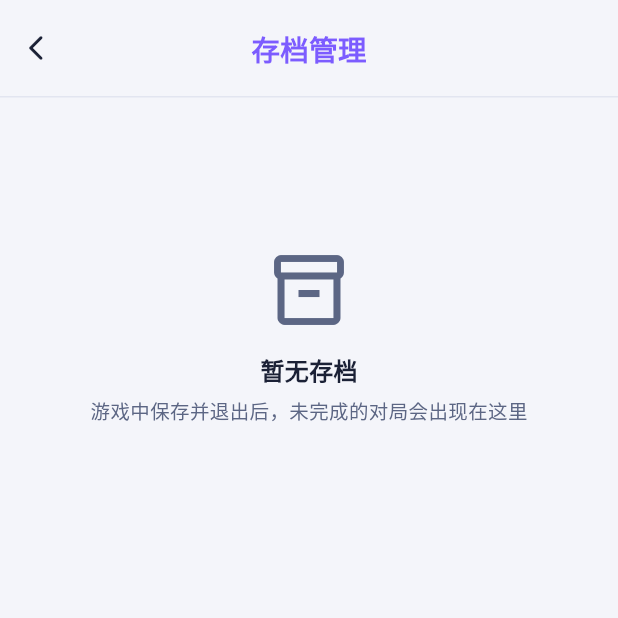
After one commit to merrick-shen/horyx, a Flutter app: the screen it shows after launch, item 2 of the bottom bar chosen, after a tap on "存档管理", on a phone screen of 412 x 824 dp, the top half of it. The commit adds this screen. Run offline on Flutter 3.47's test engine with Material 3 defaults, Android fonts, the phone set to English and light mode, and no system bars; our stand-ins replace shared_preferences; statements that could not run were skipped; project files that could hold a hidden picture were left out.

Commit message:
feat: 新增存档管理页（查看并删除各游戏未完成对局）
- 聚合展示单词PK/五子棋/计分器的未完成存档，含进度摘要与保存时间
- 删除需二次确认，确认后清除对应游戏存档并联动移除游戏页恢复入口
- 更多页设置模块新增存档管理入口，无存档时展示空状态引导

```diff
--- /dev/null
+++ b/lib/pages/archive_page.dart
@@ -0,0 +1,331 @@
+import 'package:flutter/material.dart';
+
+import '../services/gomoku_storage.dart';
+import '../services/scoreboard_storage.dart';
+import '../services/word_pk_storage.dart';
+import '../theme/app_theme.dart';
+import '../widgets/app_top_bar.dart';
+import '../widgets/confirm_dialog.dart';
+
+/// 存档管理页
+/// 聚合展示各游戏的未完成对局存档（列表形式），支持单个删除
+/// 删除前弹确认弹窗，确认后清除对应游戏存档并刷新列表
+class ArchivePage extends StatefulWidget {
+  const ArchivePage({super.key});
+
+  @override
+  State<ArchivePage> createState() => _ArchivePageState();
+}
+
+class _ArchivePageState extends State<ArchivePage> {
+  /// 存档条目列表（按固定游戏顺序展示）
+  List<_ArchiveEntry> _entries = [];
+
+  /// 数据加载完成标记：区分「加载中」与「无存档」两种空列表状态
+  bool _loaded = false;
+
+  @override
+  void initState() {
+    super.initState();
+    _loadArchives();
+  }
+
+  /// 读取三个游戏的未完成存档并组装展示条目
+  /// 单个游戏存档损坏不影响其余展示（各 load 内部已容错返回 null）
+  Future<void> _loadArchives() async {
+    // 本地存储读取极快，顺序读取即可（混合类型不宜用 Future.wait）
+    final wordPk = await WordPkStorage.load();
+    final gomoku = await GomokuStorage.load();
+    final scoreboard = await ScoreboardStorage.load();
+
+    // 摘要文案与各游戏设置页「继续上次对局」卡片保持一致；
+    // clear 绑定对应游戏的存档清除服务，删除时由页面统一调用
+    final entries = <_ArchiveEntry>[
+      if (wordPk != null)
+        _ArchiveEntry(
+          name: '单词PK',
+          icon: Icons.spellcheck_rounded,
+          summary: '${wordPk.playerCount} 人对局 · '
+              '已验证 ${wordPk.entries.length} 个单词',
+          savedAt: wordPk.savedAt,
+          clear: WordPkStorage.clear,
+        ),
+      if (gomoku != null)
+        _ArchiveEntry(
+          name: '五子棋',
+          icon: Icons.grid_on_rounded,
+          summary: '${gomoku.boardSize}×${gomoku.boardSize} 对局 · '
+              '已落子 ${gomoku.moves.length} 手',
+          savedAt: gomoku.savedAt,
+          clear: GomokuStorage.clear,
+        ),
+      if (scoreboard != null)
+        _ArchiveEntry(
+          name: '计分器',
+          icon: Icons.score_rounded,
+          summary: 'BO${scoreboard.bestOf} · '
+              '大比分 ${scoreboard.redGames}:${scoreboard.blueGames} · '
+              '当前局 ${scoreboard.redScore}:${scoreboard.blueScore}',
+          savedAt: scoreboard.savedAt,
+          clear: ScoreboardStorage.clear,
+        ),
+    ];
+
+    if (mounted) {
+      setState(() {
+        _entries = entries;
+        _loaded = true;
+      });
+    }
+  }
+
+  /// 时间格式化为「MM-dd HH:mm」，避免引入 intl 依赖
+  String _formatTime(DateTime time) {
+    String two(int n) => n.toString().padLeft(2, '0');
+    return '${two(time.month)}-${two(time.day)} '
+        '${two(time.hour)}:${two(time.minute)}';
+  }
+
+  /// 删除确认：弹窗确认后清除对应游戏存档并刷新列表
+  Future<void> _confirmRemove(_ArchiveEntry entry) async {
+    final result = await showConfirmDialog(
+      context,
+      title: '删除存档？',
+      message: '将删除「${entry.name}」的未完成对局存档，删除后无法恢复',
+      confirmLabel: '删除',
+      cancelLabel: '取消',
+    );
+    if (!mounted || result != ConfirmResult.confirm) return;
+
+    await entry.clear();
+    if (!mounted) return;
+    // 重新读取存档刷新列表（删除后可能无存档，自动切换空状态）
+    await _loadArchives();
+  }
+
+  @override
+  Widget build(BuildContext context) {
+    final palette = context.palette;
+
+    return Scaffold(
+      body: SafeArea(
+        bottom: false,
+        child: Column(
+          children: [
+            // 顶栏 + 返回按钮（与各游戏页一致）
+            AppTopBar(
+              title: '存档管理',
+              leading: IconButton(
+                icon: Icon(
+                  Icons.arrow_back_ios_new_rounded,
+                  color: palette.textPrimary,
+                  size: 20,
+                ),
+                onPressed: () => Navigator.of(context).maybePop(),
+              ),
+            ),
+            Expanded(
+              child: SingleChildScrollView(
+                child: Center(
+                  // 平板/桌面端限制内容宽度，居中展示
+                  child: ConstrainedBox(
+                    constraints: const BoxConstraints(maxWidth: 520),
+                    child: Padding(
+                      padding: const EdgeInsets.all(20),
+                      child: Column(
+                        crossAxisAlignment: CrossAxisAlignment.stretch,
+                        children: [
+                          if (_entries.isNotEmpty) ...[
+                            // 说明文案：存档来源
+                            Padding(
+                              padding: const EdgeInsets.only(
+                                left: 4,
+                                bottom: 12,
+                              ),
+                              child: Text(
+                                '各游戏的未完成对局存档，删除后无法恢复',
+                                style: TextStyle(
+                                  color: palette.textSecondary,
+                                  fontSize: 12.5,
+                                ),
+                              ),
+                            ),
+                            // 存档条目列表
+                            for (final entry in _entries) ...[
+                              _ArchiveTile(
+                                entry: entry,
+                                timeText: _formatTime(entry.savedAt),
+                                onDelete: () => _confirmRemove(entry),
+                              ),
+                              const SizedBox(height: 12),
+                            ],
+                          ] else if (_loaded) ...[
+                            // 无存档空状态
+                            _EmptyView(),
+                          ],
+                          // 加载中阶段（_loaded 为 false）不渲染内容，
+                          // 本地存储读取很快，无需专门 loading 指示
+                        ],
+                      ),
+                    ),
+                  ),
+                ),
+              ),
+            ),
+          ],
+        ),
+      ),
+    );
+  }
+}
+
+/// 单个存档条目：游戏图标 + 名称/摘要 + 保存时间 + 删除按钮
+class _ArchiveTile extends StatelessWidget {
+  const _ArchiveTile({
+    required this.entry,
+    required this.timeText,
+    required this.onDelete,
+  });
+
+  final _ArchiveEntry entry;
+
+  /// 已格式化的保存时间文本
+  final String timeText;
+
+  /// 点击删除按钮回调（由页面弹确认弹窗后执行删除）
+  final VoidCallback onDelete;
+
+  @override
+  Widget build(BuildContext context) {
+    final palette = context.palette;
+
+    return Container(
+      padding: const EdgeInsets.all(16),
+      decoration: BoxDecoration(
+        color: palette.surfaceBg,
+        borderRadius: BorderRadius.circular(20),
+        border: Border.all(color: palette.stroke),
+      ),
+      child: Row(
+        children: [
+          // 品牌色淡底图标容器（与设置行图标风格一致）
+          Container(
+            width: 42,
+            height: 42,
+            decoration: BoxDecoration(
+              color: palette.primary.withValues(alpha: 0.15),
+              borderRadius: BorderRadius.circular(12),
+            ),
+            child: Icon(entry.icon, color: palette.primary, size: 22),
+          ),
+          const SizedBox(width: 14),
+          Expanded(
+            child: Column(
+              crossAxisAlignment: CrossAxisAlignment.start,
+              children: [
+                Text(
+                  entry.name,
+                  style: TextStyle(
+                    color: palette.textPrimary,
+                    fontSize: 15,
+                    fontWeight: FontWeight.w700,
+                  ),
+                ),
+                const SizedBox(height: 3),
+                Text(
+                  entry.summary,
+                  style: TextStyle(
+                    color: palette.textSecondary,
+                    fontSize: 12.5,
+                  ),
+                ),
+                const SizedBox(height: 3),
+                Text(
+                  '保存于 $timeText',
+                  style: TextStyle(
+                    color: palette.textSecondary,
+                    fontSize: 11.5,
+                  ),
+                ),
+              ],
+            ),
+          ),
+          const SizedBox(width: 8),
+          // 删除按钮：点击后由页面弹确认弹窗
+          IconButton(
+            icon: Icon(
+              Icons.delete_outline_rounded,
+              color: palette.textSecondary,
+              size: 22,
+            ),
+            onPressed: onDelete,
+          ),
+        ],
+      ),
+    );
+  }
+}
+
+/// 无存档空状态
+class _EmptyView extends StatelessWidget {
+  @override
+  Widget build(BuildContext context) {
+    final palette = context.palette;
+
+    return Padding(
+      padding: const EdgeInsets.only(top: 80),
+      child: Column(
+        children: [
+          Icon(
+            Icons.inventory_2_outlined,
+            size: 56,
+            color: palette.textSecondary,
+          ),
+          const SizedBox(height: 14),
+          Text(
+            '暂无存档',
+            style: TextStyle(
+              color: palette.textPrimary,
+              fontSize: 16,
+              fontWeight: FontWeight.w700,
+            ),
+          ),
+          const SizedBox(height: 6),
+          Text(
+            '游戏中保存并退出后，未完成的对局会出现在这里',
+            style: TextStyle(
+              color: palette.textSecondary,
+              fontSize: 13,
+            ),
+          ),
+        ],
+      ),
+    );
+  }
+}
+
+/// 存档展示条目数据
+class _ArchiveEntry {
+  const _ArchiveEntry({
+    required this.name,
+    required this.icon,
+    required this.summary,
+    required this.savedAt,
+    required this.clear,
+  });
+
+  /// 游戏名（与主页卡片一致）
+  final String name;
+
+  /// 游戏图标（与 GameData 一致）
+  final IconData icon;
+
+  /// 进度摘要（与各游戏恢复卡片文案一致）
+  final String summary;
+
+  /// 存档时间
+  final DateTime savedAt;
+
+  /// 清除该游戏存档的服务方法
+  final Future<void> Function() clear;
+}
--- a/lib/pages/more_page.dart
+++ b/lib/pages/more_page.dart
@@ -4,6 +4,7 @@ import '../theme/app_theme.dart';
 import '../widgets/app_top_bar.dart';
 import '../widgets/setting_tile.dart';
 import 'placeholder_page.dart';
+import 'archive_page.dart';
 import 'theme_settings_page.dart';
 
 /// 更多页
@@ -41,6 +42,19 @@ class MorePage extends StatelessWidget {
                                   Navigator.of(context).push(
                                     MaterialPageRoute(
                                       builder: (_) => const ThemeSettingsPage(),
+                                    ),
+                                  );
+                                },
+                              ),
+                              // 存档管理：查看并清除各游戏未完成对局
+                              SettingTile(
+                                icon: Icons.inventory_2_rounded,
+                                title: '存档管理',
+                                subtitle: '查看并清除未完成对局',
+                                onTap: () {
+                                  Navigator.of(context).push(
+                                    MaterialPageRoute(
+                                      builder: (_) => const ArchivePage(),
                                     ),
                                   );
                                 },
```
Also changed, not shown: 1 other file.
